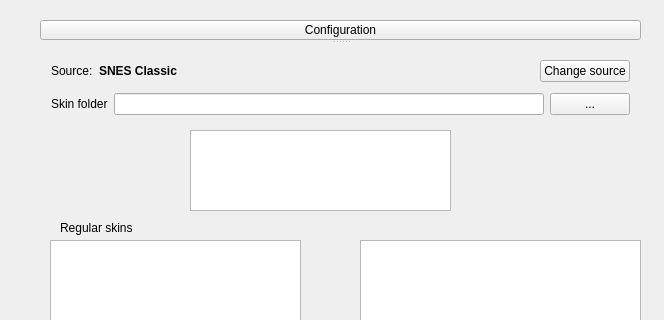
Above: skinselector.ui from Skarsnik/Button-Mash before the change; both pictures show x 0 to 664 and y 0 to 320 of the 664 by 582 pixel window. Below: the same form after it.
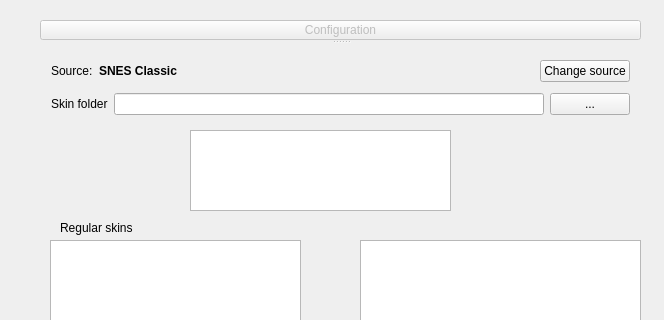
That is the form after the change.

```diff
--- a/skinselector.ui
+++ b/skinselector.ui
@@ -137,6 +137,9 @@
      <enum>Qt::Vertical</enum>
     </property>
     <widget class="QPushButton" name="configHSButton">
+     <property name="enabled">
+      <bool>false</bool>
+     </property>
      <property name="maximumSize">
       <size>
        <width>16777215</width>
```
